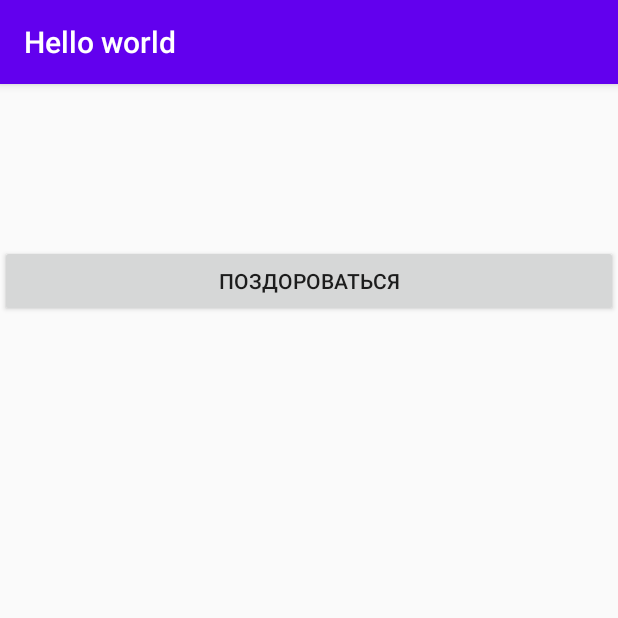
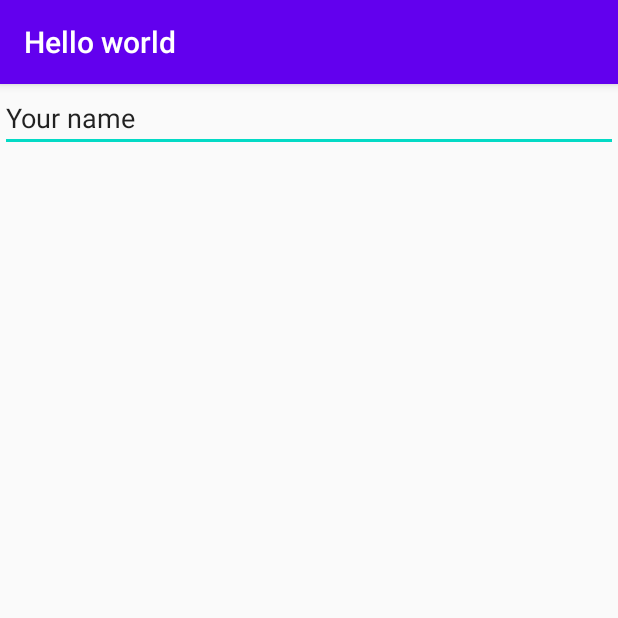
Before and after one commit to dzenya-7/Hello_world, an Android app: the screen it shows after launch (MainActivity), on a phone screen of 412 x 824 dp, the top half of it. Run offline under Robolectric (Android 15) with nearby library versions, the phone set to English and light mode, and no system bars.

Commit message:
add editText view

```diff
--- a/app/src/main/res/layout/activity_main.xml
+++ b/app/src/main/res/layout/activity_main.xml
@@ -6,16 +6,13 @@
     android:orientation="vertical"
     tools:context=".MainActivity">
 
-
-    <TextView
-        android:id="@+id/textView"
-        android:layout_width="match_parent"
-        android:layout_height="107dp"
-         />
-
-    <Button
-        android:id="@+id/button"
+    <EditText
+        android:id="@+id/editTextTextPersonName"
         android:layout_width="match_parent"
         android:layout_height="wrap_content"
-        android:text="@string/button_1" />
+        android:ems="10"
+        android:text="@string/text"
+        android:autofillHints=""
+        android:inputType="text"
+        tools:ignore="LabelFor" />
 </LinearLayout>
--- a/app/src/main/res/values/strings.xml
+++ b/app/src/main/res/values/strings.xml
@@ -2,4 +2,5 @@
     <string name="app_name">Hello world</string>
     <string name="textview">TextView</string>
     <string name="button_1">Поздороваться</string>
+    <string name="text">Your name</string>
 </resources>
```
